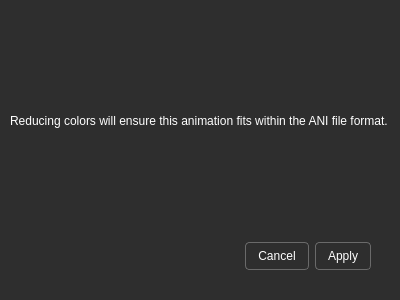
Above: AnimStudio/Forms/ReduceColors.ui from MjnMixael/AnimStudio before the change. Below: the same form after it.
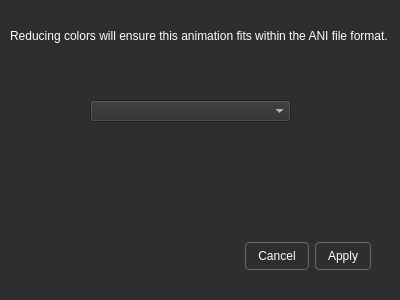
That is the form after the change.

Commit message: Allow selecting a palette to quantize with

The edit to the form file:
```diff
--- a/AnimStudio/Forms/ReduceColors.ui
+++ b/AnimStudio/Forms/ReduceColors.ui
@@ -72,7 +72,7 @@
      <x>10</x>
      <y>10</y>
      <width>381</width>
-     <height>221</height>
+     <height>51</height>
     </rect>
    </property>
    <property name="text">
@@ -82,6 +82,16 @@
     <bool>true</bool>
    </property>
   </widget>
+  <widget class="QComboBox" name="paletteComboBox">
+   <property name="geometry">
+    <rect>
+     <x>90</x>
+     <y>100</y>
+     <width>201</width>
+     <height>22</height>
+    </rect>
+   </property>
+  </widget>
  </widget>
  <resources/>
  <connections>
```
The commit also changes 10 other files.
